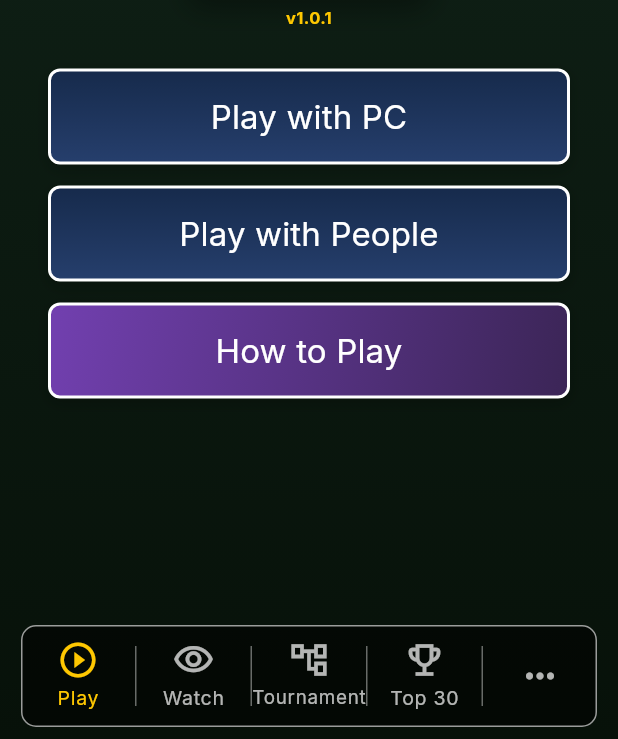
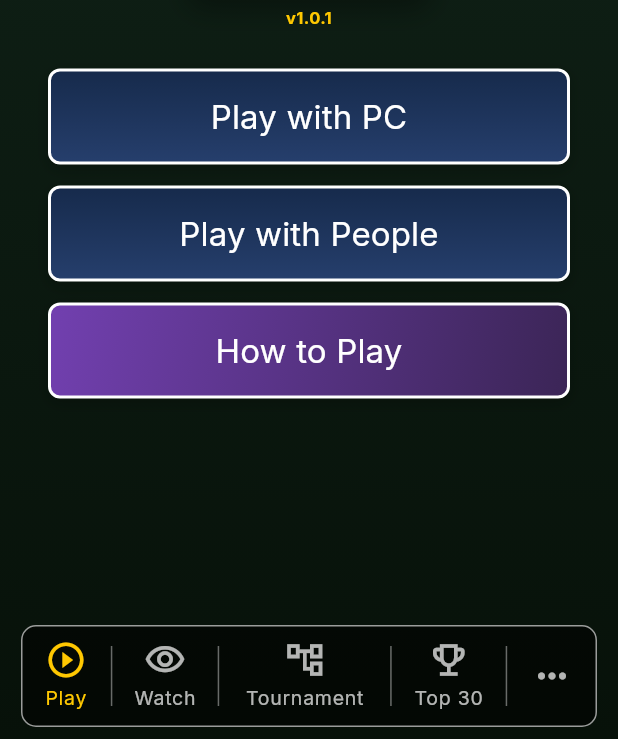
Before and after one commit to tmvumbi/checkers, a Flutter app: the HomeView screen opened by its route, on a phone screen of 412 x 824 dp, the part 497-1236 px from its top. Run offline on Flutter 3.47's test engine with Material 3 defaults, Android fonts, the phone set to English and light mode, and no system bars; our stand-ins replace app_links, device_info_plus, firebase_analytics, firebase_core, firebase_messaging, flutter_html and 11 more; missing offline and left inert: app_tracking_transparency, flutter_confetti, rate_my_app; accounts and stored records are empty; network calls fail; Roboto replaces fonts that are missing (Iosevka Charon).

Commit message:
fix: bottom navigation tabs share width by content, not equally
Every tab was Expanded with the default flex of 1, so 'Tournament' —
the longest label — was squeezed into the same fifth as the label-less
'...' button and shrank under its FittedBox while the icon-only tab sat
in empty space.

Each tab now gets a flex proportional to the width its own label needs,
measured with a TextPainter at build time rather than hard-coded, so it
follows the active locale and the reader's text-size setting. A floor
keeps the icon-only tab at a comfortable tap target.

```diff
--- a/lib/modules/home/view/home_view.dart
+++ b/lib/modules/home/view/home_view.dart
@@ -1432,9 +1432,35 @@ class _LanguageModalRow extends StatelessWidget {
 class _HomeBottomNavigation extends GetView<HomeController> {
   const _HomeBottomNavigation();
 
+  /// Icon box plus breathing room — also the floor for a comfortable tap
+  /// target on the label-less "more" tab.
+  static const double _minItemWidth = 52;
+  static const double _itemPadding = 20;
+  static const double _iconWidth = 28;
+
+  /// Width the label actually needs, so tabs can be sized to their content
+  /// instead of all being squeezed into equal fifths. Measuring (rather
+  /// than hard-coding weights) keeps it correct across locales and the
+  /// user's text-size setting.
+  double _itemWidth(BuildContext context, String? label, TextStyle style) {
+    if (label == null) {
+      return _minItemWidth;
+    }
+    final painter = TextPainter(
+      text: TextSpan(text: label, style: style),
+      textDirection: Directionality.of(context),
+      textScaler: MediaQuery.textScalerOf(context),
+      maxLines: 1,
+    )..layout();
+    final content = painter.width > _iconWidth ? painter.width : _iconWidth;
+    final width = content + _itemPadding;
+    return width < _minItemWidth ? _minItemWidth : width;
+  }
+
   @override
   Widget build(BuildContext context) {
     final theme = Theme.of(context);
+    final labelStyle = theme.textTheme.bodyLarge!.copyWith(fontSize: 13);
 
     return DecoratedBox(
       decoration: BoxDecoration(
@@ -1446,44 +1472,48 @@ class _HomeBottomNavigation extends GetView<HomeController> {
       ),
       child: Obx(() {
         final selected = controller.tab.value;
-        return Row(
-          children: [
-            _BottomNavigationItem(
+        final items = <({HomeTab tab, IconData icon, String? label})>[
+          (
             tab: HomeTab.play,
             icon: Icons.play_circle_outline,
             label: TranslationKeys.tabPlay.tr,
-              isSelected: selected == HomeTab.play,
-            ),
-            const _BottomNavigationDivider(),
-            _BottomNavigationItem(
+          ),
+          (
             tab: HomeTab.watch,
             icon: Icons.visibility_outlined,
             label: TranslationKeys.tabWatch.tr,
-              isSelected: selected == HomeTab.watch,
-            ),
-            const _BottomNavigationDivider(),
-            _BottomNavigationItem(
+          ),
+          (
             tab: HomeTab.tournament,
             icon: Icons.account_tree_outlined,
             label: TranslationKeys.tabTournament.tr,
-              isSelected: selected == HomeTab.tournament,
-            ),
-            const _BottomNavigationDivider(),
-            _BottomNavigationItem(
+          ),
+          (
             tab: HomeTab.leaderboard,
             icon: Icons.emoji_events_outlined,
             label: TranslationKeys.tabTop30.tr,
-              isSelected: selected == HomeTab.leaderboard,
-            ),
-            const _BottomNavigationDivider(),
+          ),
+          (tab: HomeTab.more, icon: Icons.more_horiz, label: null),
+        ];
+
+        final children = <Widget>[];
+        for (final item in items) {
+          if (children.isNotEmpty) {
+            children.add(const _BottomNavigationDivider());
+          }
+          children.add(
             _BottomNavigationItem(
-              tab: HomeTab.more,
-              icon: Icons.more_horiz,
-              label: null,
-              isSelected: selected == HomeTab.more,
-            ),
-          ],
-        );
+              tab: item.tab,
+              icon: item.icon,
+              label: item.label,
+              isSelected: selected == item.tab,
+              // Leftover width is shared in proportion to each tab's own
+              // need, so "Tournament" gets room and "..." doesn't hog it.
+              flex: _itemWidth(context, item.label, labelStyle).round(),
+            ),
+          );
+        }
+        return Row(children: children);
       }),
     );
   }
@@ -1495,12 +1525,14 @@ class _BottomNavigationItem extends GetView<HomeController> {
     required this.icon,
     required this.label,
     required this.isSelected,
+    required this.flex,
   });
 
   final HomeTab tab;
   final IconData icon;
   final String? label;
   final bool isSelected;
+  final int flex;
 
   @override
   Widget build(BuildContext context) {
@@ -1511,6 +1543,7 @@ class _BottomNavigationItem extends GetView<HomeController> {
         : theme.colorScheme.onPrimary.withValues(alpha: 0.7);
 
     return Expanded(
+      flex: flex,
       child: InkWell(
         key: Key('home-tab-${tab.name}'),
         onTap: () => controller.selectTab(tab),
```
Lines whose indentation alone changed are shown as unchanged.
